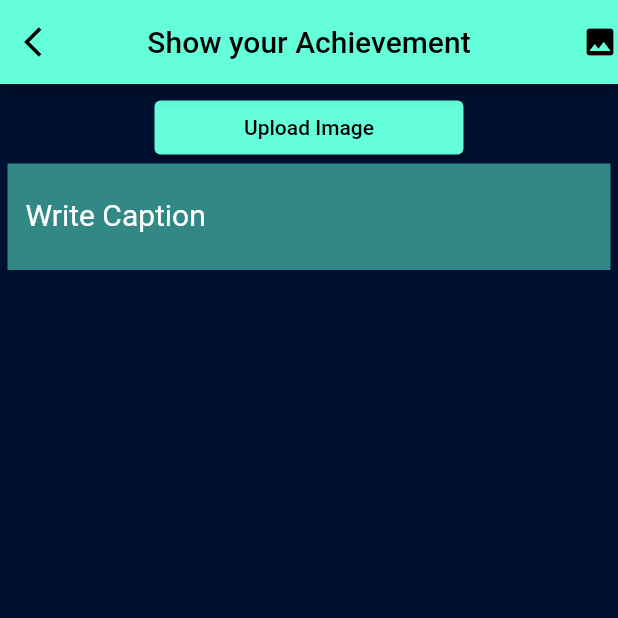
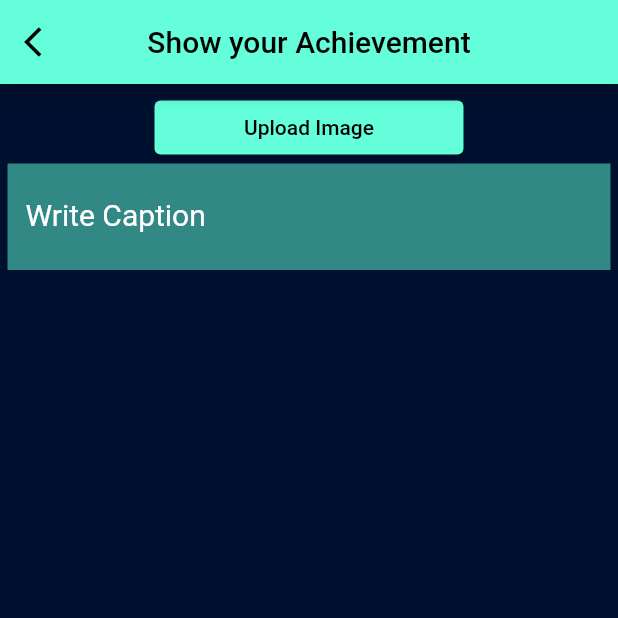
Before and after one commit to adrsh-23/ChallengeTillFIT, a Flutter app: the UploadPage screen opened by its route, on a phone screen of 412 x 824 dp, the top half of it. Run offline on Flutter 3.47's test engine with Material 2 defaults, Android fonts, the phone set to English and light mode, and no system bars; our stand-ins replace cloud_firestore, firebase_auth, firebase_core, firebase_storage, image_picker, timeago; accounts and stored records are empty.

Commit message:
improve UI in UploadPage

```diff
--- a/lib/pages/uploadPage/upload.dart
+++ b/lib/pages/uploadPage/upload.dart
@@ -130,15 +130,6 @@ class _UploadPageState extends State<UploadPage> {
                 ),
               ),
               centerTitle: true,
-              actions: [
-                GestureDetector(
-                  child: Icon(
-                    Icons.image,
-                    color: Colors.black,
-                  ),
-                  onTap: () => optionsDialog(),
-                ),
-              ],
             ),
             body: Container(
               padding: EdgeInsets.all(5),
```
